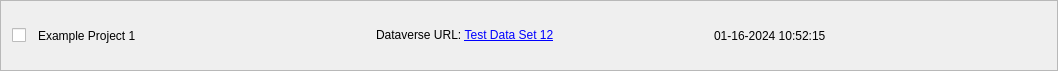
PASTA-ELN/pasta-eln, file pasta_eln/GUI/dataverse_ui/dataverse_completed_upload_task.ui: the form before one commit.
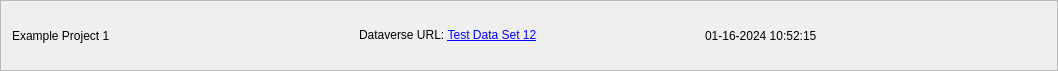
The form after the commit.

Commit message: - Other minor UI changes and added upload manager.

The edit to the form file:
```diff
--- a/pasta_eln/GUI/dataverse_ui/dataverse_completed_upload_task.ui
+++ b/pasta_eln/GUI/dataverse_ui/dataverse_completed_upload_task.ui
@@ -22,28 +22,6 @@
   <layout class="QHBoxLayout" name="horizontalLayout_2">
    <item>
     <layout class="QHBoxLayout" name="horizontalLayout">
-     <item>
-      <widget class="QCheckBox" name="selectCheckBox">
-       <property name="sizePolicy">
-        <sizepolicy hsizetype="Fixed" vsizetype="Fixed">
-         <horstretch>0</horstretch>
-         <verstretch>0</verstretch>
-        </sizepolicy>
-       </property>
-       <property name="minimumSize">
-        <size>
-         <width>20</width>
-         <height>0</height>
-        </size>
-       </property>
-       <property name="toolTip">
-        <string>Select to clear the upload task from the history.</string>
-       </property>
-       <property name="text">
-        <string/>
-       </property>
-      </widget>
-     </item>
      <item>
       <widget class="QLabel" name="projectNameLabel">
        <property name="toolTip">
```
The commit also changes 8 other files.
